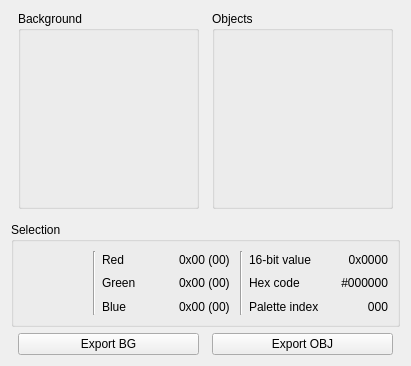
kiddreads/Avalon-copy2, file Libretro/mgba/src/platform/qt/PaletteView.ui: the form before one commit.
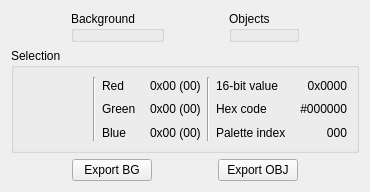
The form after the commit. Custom widgets are drawn as their Qt base class.

Commit message: Qt: Expand palette view to GB

Diff of the .ui file:
```diff
--- a/Libretro/mgba/src/platform/qt/PaletteView.ui
+++ b/Libretro/mgba/src/platform/qt/PaletteView.ui
@@ -6,7 +6,7 @@
    <rect>
     <x>0</x>
     <y>0</y>
-    <width>440</width>
+    <width>443</width>
     <height>397</height>
    </rect>
   </property>
@@ -24,6 +24,12 @@
        <property name="orientation">
         <enum>Qt::Horizontal</enum>
        </property>
+       <property name="sizeHint" stdset="0">
+        <size>
+         <width>0</width>
+         <height>0</height>
+        </size>
+       </property>
       </spacer>
      </item>
      <item>
@@ -52,11 +58,11 @@
         </property>
         <item>
          <widget class="QGBA::Swatch" name="bgGrid" native="true">
-          <property name="minimumSize">
-           <size>
-            <width>175</width>
-            <height>175</height>
-           </size>
+          <property name="sizePolicy">
+           <sizepolicy hsizetype="MinimumExpanding" vsizetype="MinimumExpanding">
+            <horstretch>0</horstretch>
+            <verstretch>0</verstretch>
+           </sizepolicy>
           </property>
          </widget>
         </item>
@@ -68,6 +74,12 @@
        <property name="orientation">
         <enum>Qt::Horizontal</enum>
        </property>
+       <property name="sizeHint" stdset="0">
+        <size>
+         <width>0</width>
+         <height>0</height>
+        </size>
+       </property>
       </spacer>
      </item>
      <item>
@@ -96,11 +108,11 @@
         </property>
         <item>
          <widget class="QGBA::Swatch" name="objGrid" native="true">
-          <property name="minimumSize">
-           <size>
-            <width>175</width>
-            <height>175</height>
-           </size>
+          <property name="sizePolicy">
+           <sizepolicy hsizetype="MinimumExpanding" vsizetype="MinimumExpanding">
+            <horstretch>0</horstretch>
+            <verstretch>0</verstretch>
+           </sizepolicy>
           </property>
          </widget>
         </item>
@@ -112,6 +124,12 @@
        <property name="orientation">
         <enum>Qt::Horizontal</enum>
        </property>
+       <property name="sizeHint" stdset="0">
+        <size>
+         <width>0</width>
+         <height>0</height>
+        </size>
+       </property>
       </spacer>
      </item>
     </layout>
@@ -121,6 +139,12 @@
      <property name="orientation">
       <enum>Qt::Vertical</enum>
      </property>
+     <property name="sizeHint" stdset="0">
+      <size>
+       <width>0</width>
+       <height>0</height>
+      </size>
+     </property>
     </spacer>
    </item>
    <item>
@@ -284,6 +308,12 @@
        <property name="orientation">
         <enum>Qt::Horizontal</enum>
        </property>
+       <property name="sizeHint" stdset="0">
+        <size>
+         <width>0</width>
+         <height>0</height>
+        </size>
+       </property>
       </spacer>
      </item>
      <item>
@@ -298,6 +328,12 @@
        <property name="orientation">
         <enum>Qt::Horizontal</enum>
        </property>
+       <property name="sizeHint" stdset="0">
+        <size>
+         <width>0</width>
+         <height>0</height>
+        </size>
+       </property>
       </spacer>
      </item>
      <item>
@@ -312,6 +348,12 @@
        <property name="orientation">
         <enum>Qt::Horizontal</enum>
        </property>
+       <property name="sizeHint" stdset="0">
+        <size>
+         <width>0</width>
+         <height>0</height>
+        </size>
+       </property>
       </spacer>
      </item>
     </layout>
```
The commit also changes 3 other files.
